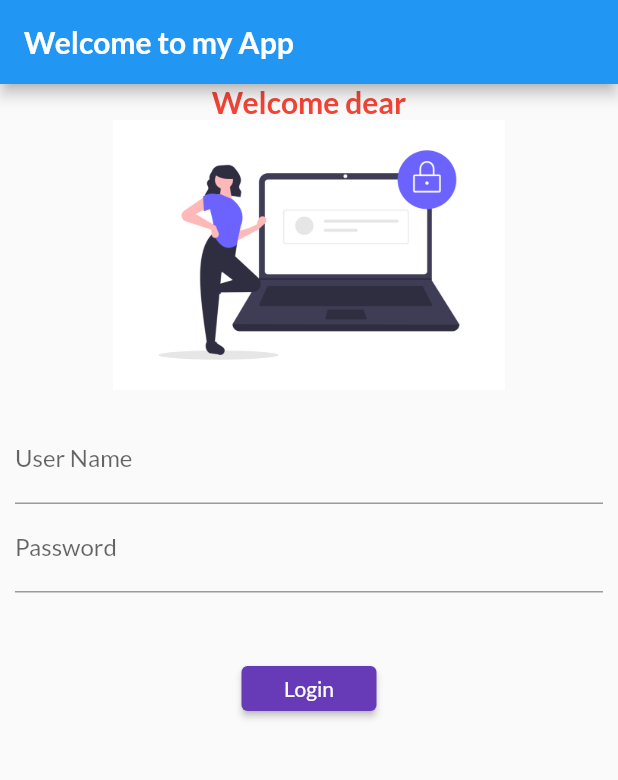
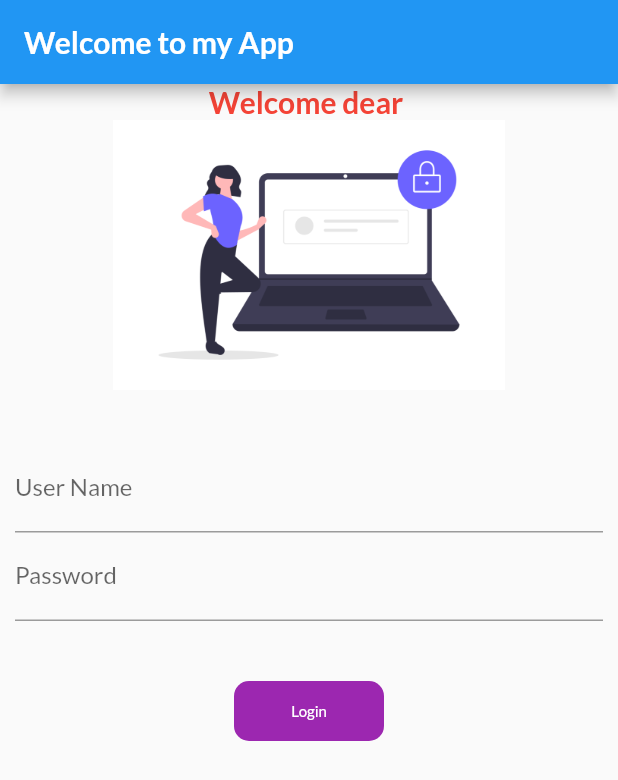
Before and after one commit to amitv212/30-days-of-flutter, a Flutter app: the screen it shows after launch, on a phone screen of 412 x 824 dp. Shown: the top 780 px of the screen. Run offline on Flutter 3.47's test engine with Material 2 defaults, Android fonts, the phone set to English and light mode, and no system bars; our stand-ins replace google_fonts.

Commit message:
day 6 completed

```diff
--- a/lib/pages/login_page.dart
+++ b/lib/pages/login_page.dart
@@ -3,7 +3,14 @@ import 'dart:ui';
 import 'package:flutter/material.dart';
 import 'package:flutterproj1/utils/routes.dart';
 
-class LoginPage extends StatelessWidget {
+class LoginPage extends StatefulWidget {
+  @override
+  State<LoginPage> createState() => _LoginPageState();
+}
+
+class _LoginPageState extends State<LoginPage> {
+  String name = "";
+  bool changeButtton = false;
   @override
   Widget build(BuildContext context) {
     return Scaffold(
@@ -20,7 +27,7 @@ class LoginPage extends StatelessWidget {
       body:SingleChildScrollView(
       child:Column(
         children: [
-          Text("Welcome dear",
+          Text("Welcome dear $name",
           style: TextStyle(
             fontSize: 20,
             fontWeight: FontWeight.bold,
@@ -31,7 +38,7 @@ class LoginPage extends StatelessWidget {
               height: 180,
           ),
           SizedBox(
-            height: 1,
+            height: 20,
           ),
           Padding(
             padding: const EdgeInsets.symmetric(vertical: 16.0,horizontal: 10.0) ,
@@ -42,6 +49,11 @@ class LoginPage extends StatelessWidget {
                     hintText:"Enter UserName",
                     labelText: "User Name",
                   ),
+                  onChanged: (value){
+                 name=value;
+                 setState(() {}
+                 );
+                 },
                 ),
                 TextFormField(
                   obscureText: true,
@@ -53,15 +65,40 @@ class LoginPage extends StatelessWidget {
                 SizedBox(
                   height: 40,
                 ),
-                ElevatedButton(onPressed: () {
-                  Navigator.pushNamed(context, myRoutes.HomeRoute);
-                },
-                    child: Text("Login"),
-                  style: TextButton.styleFrom(minimumSize:Size(90, 30)),
+                // ElevatedButton(onPressed: () {
+                //   Navigator.pushNamed(context, myRoutes.HomeRoute);
+                // },
+                //     child: Text("Login"),
+                //   style: TextButton.styleFrom(minimumSize:Size(90, 30)),
+                // ),
+                InkWell(
+                  onTap: ()async{
+                    setState(() {
+                      changeButtton = true;
+                    });
+                    await Future.delayed(Duration(seconds: 2));
+                    Navigator.pushNamed(context, myRoutes.HomeRoute);
+                  },
+                  child: AnimatedContainer(
+                    duration: Duration(seconds: 1),
+                    height: changeButtton?30:40,
+                    width: changeButtton?50:100,
+                    alignment: Alignment.center,
+                    child:changeButtton?Icon(Icons.done,color: Colors.white,) :Text("Login",
+                    style: TextStyle(
+                      color: Colors.white,
+                      fontSize: 10,
+                    ),
+                    ),
+                    decoration: BoxDecoration(
+                      color: Colors.purple,
+                      borderRadius: BorderRadius.circular(changeButtton?30:10),
+                    ),
+                  ),
                 ),
               ],
             ),
-          ),
+            ),
         ],
       ),
       ),
```
